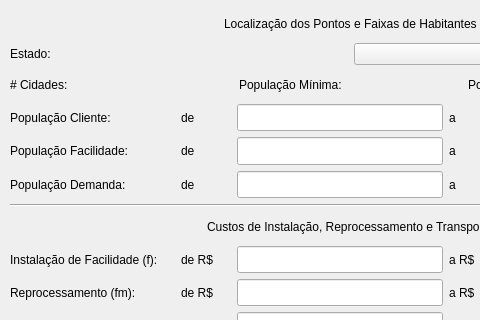
Above: cplexWindow.ui from tulioliveira/trabalho-cplex before the change; both pictures show x 0 to 480 and y 0 to 320 of the 699 by 612 pixel window. Below: the same form after it.
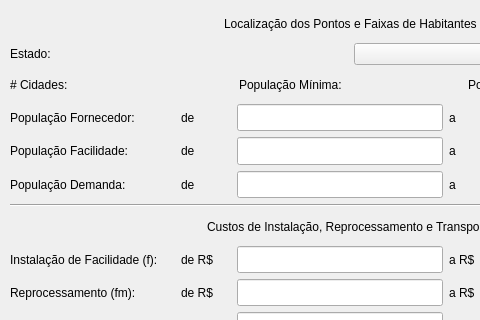
That is the form after the change.

The edit to the form file:
```diff
--- a/cplexWindow.ui
+++ b/cplexWindow.ui
@@ -122,7 +122,7 @@
        <item>
         <widget class="QLabel" name="label_4">
          <property name="text">
-          <string>População Cliente: </string>
+          <string>População Fornecedor: </string>
          </property>
         </widget>
        </item>
```
